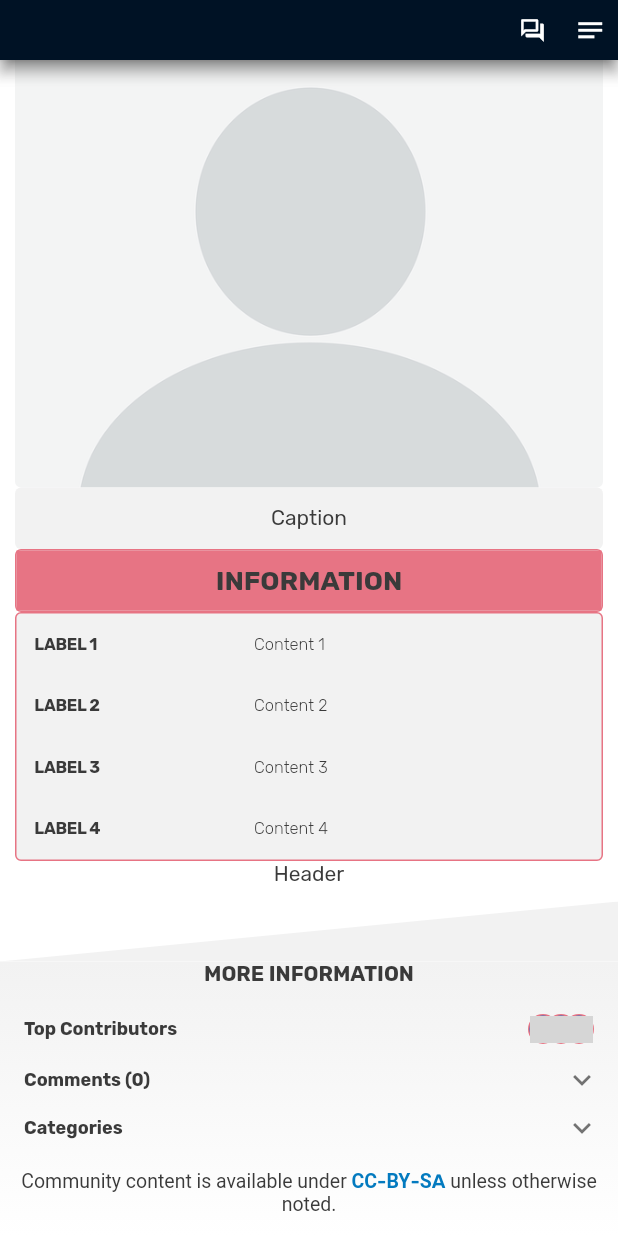
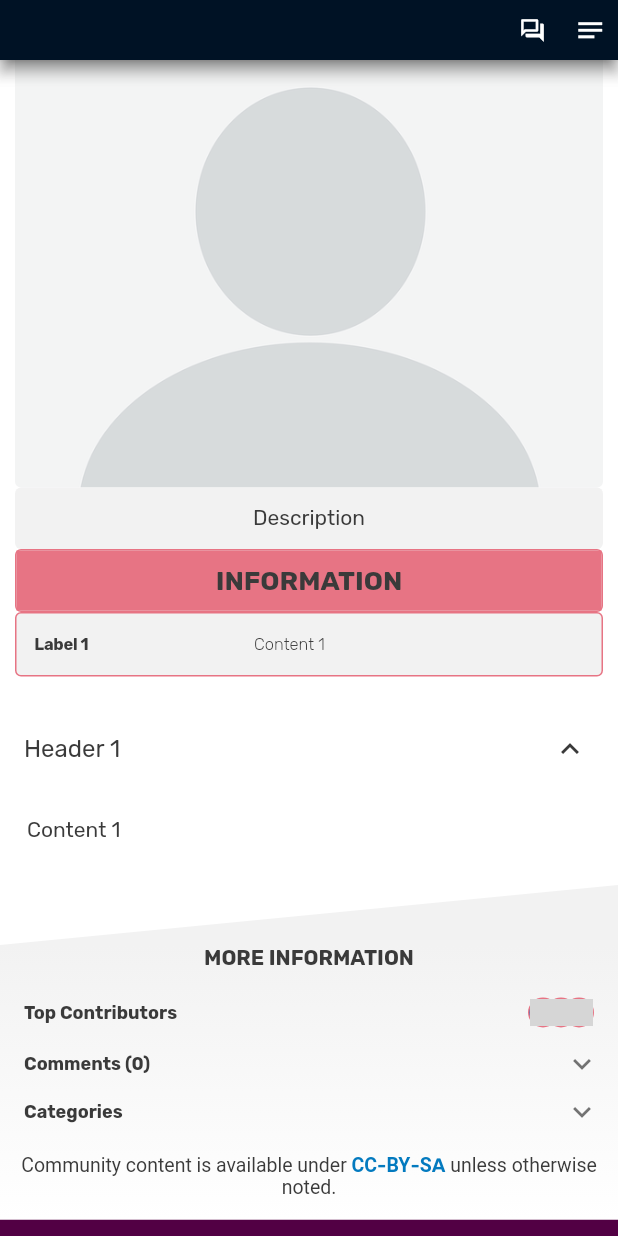
Before and after one commit to wendellavila/fandom_clone_flutter, a Flutter app: the ArticlePage screen opened directly with empty values, scrolled down 159 dp, on a phone screen of 412 x 824 dp. Run offline on Flutter 3.47's test engine with Material 3 defaults, Android fonts, the phone set to English and light mode, and no system bars; drawn by our look-alikes of dropdown_button2; our stand-ins replace flutter_riverpod, google_fonts; grey boxes are pictures that could not be loaded.

Commit message:
feat: Sections in ArticleScreen

```diff
--- /dev/null
+++ b/lib/model/page_data.dart
@@ -0,0 +1,29 @@
+import "package:fandom_clone/model/page_info.dart";
+
+class InfoboxData {
+  const InfoboxData({this.image = '', this.fields = const []});
+
+  final String image;
+  final List<TitleContentPair> fields;
+}
+
+class TitleContentPair {
+  const TitleContentPair({this.title = '', this.content = ''});
+
+  final String title;
+  final String content;
+}
+
+class PageData {
+  const PageData({
+    required this.infobox,
+    this.description = '',
+    this.sections = const [],
+    this.categories = const [],
+  });
+
+  final InfoboxData infobox;
+  final String description;
+  final List<TitleContentPair> sections;
+  final List<PageInfo> categories;
+}
--- a/lib/model/page_metadata.dart
+++ b/lib/model/page_info.dart
@@ -1,7 +1,7 @@
 import 'namespace.dart';
 
-class PageMetadata implements Comparable {
-  PageMetadata({required this.pagename, this.namespace = Namespace.main});
+class PageInfo implements Comparable {
+  PageInfo({required this.pagename, this.namespace = Namespace.main});
   final String pagename;
   final Namespace namespace;
 
--- /dev/null
+++ b/lib/model/section_data.dart
@@ -0,0 +1,10 @@
+class SectionData {
+  SectionData({
+    required this.title,
+    required this.content,
+    this.isExpanded = true,
+  });
+  final String title;
+  final String content;
+  bool isExpanded;
+}
--- a/lib/ui/screens/article/article_screen.dart
+++ b/lib/ui/screens/article/article_screen.dart
@@ -1,4 +1,8 @@
+import 'package:fandom_clone/model/page_data.dart';
+import 'package:fandom_clone/model/section_data.dart';
+import 'package:fandom_clone/ui/screens/article/sections.dart';
 import 'package:fandom_clone/ui/widgets/page_footer.dart';
+import 'package:fandom_clone/ui/widgets/wiki_footer.dart';
 import 'package:flutter/material.dart';
 
 import 'package:fandom_clone/ui/widgets/topbar.dart';
@@ -7,34 +11,41 @@ import 'infobox.dart';
 import 'page_header.dart';
 
 class ArticlePage extends StatefulWidget {
-  final String title;
+  final String pagename;
   final String wikiName;
+  late final List<SectionData> sections;
 
-  const ArticlePage({required this.title, required this.wikiName, super.key});
+  final PageData pageData = const PageData(
+    infobox: InfoboxData(
+      image: "assets/img/user.png",
+      fields: [
+        TitleContentPair(title: "Label 1", content: "Content 1"),
+      ],
+    ),
+    description: "Description",
+    sections: [
+      TitleContentPair(title: "Header 1", content: "Content 1"),
+    ],
+  );
+
+  ArticlePage({required this.pagename, required this.wikiName, super.key}) {
+    sections = pageData.sections
+        .map((section) => SectionData(
+              title: section.title,
+              content: section.content,
+            ))
+        .toList();
+  }
   @override
   State<ArticlePage> createState() => _ArticlePage();
 }
 
 class _ArticlePage extends State<ArticlePage> {
-  final Map<String, dynamic> pageData = {
-    "infobox": {
-      "image": "assets/img/user.png",
-      "caption": "Caption",
-      "fields": {
-        "Label 1": "Content 1",
-        "Label 2": "Content 2",
-        "Label 3": "Content 3",
-        "Label 4": "Content 4",
-      },
-    },
-    "description": "description",
-    "sections": {
-      "Header 1": "Content 1",
-      "Header 2": "Content 2",
-      "Header 3": "Content 3",
-      "Header 4": "Content 4",
-    },
-  };
+  void _setSectionExpanded({required int index, required bool isExpanded}) {
+    setState(() {
+      widget.sections[index].isExpanded = isExpanded;
+    });
+  }
 
   @override
   Widget build(BuildContext context) {
@@ -43,12 +54,20 @@ class _ArticlePage extends State<ArticlePage> {
         physics: const ClampingScrollPhysics(),
         slivers: [
           const TopNavigationBar(),
-          PageHeader(widget: widget, context: context),
-          Infobox(pageData: pageData, context: context),
+          PageHeader(pagename: widget.pagename),
+          Infobox(pageData: widget.pageData),
+          SliverPadding(
+            padding: const EdgeInsets.symmetric(vertical: 10),
+            sliver: SectionList(
+              sections: widget.sections,
+              setSectionExpandedCallback: _setSectionExpanded,
+            ),
+          ),
           PageFooter(
-            title: widget.title,
+            title: widget.pagename,
             wikiName: widget.wikiName,
           ),
+          WikiFooter(wikiName: widget.wikiName)
         ],
       ),
     );
--- a/lib/ui/widgets/page_footer.dart
+++ b/lib/ui/widgets/page_footer.dart
@@ -1,5 +1,5 @@
 import 'package:flutter/material.dart';
-import 'package:fandom_clone/model/page_metadata.dart';
+import 'package:fandom_clone/model/page_info.dart';
 
 import 'package:fandom_clone/ui/screens/article/article_screen.dart';
 import 'package:fandom_clone/ui/screens/category/category_screen.dart';
@@ -23,7 +23,7 @@ class TriangleClipper extends CustomClipper<Path> {
 class PageFooter extends StatelessWidget {
   const PageFooter({this.categories = const [], required this.title, required this.wikiName, super.key});
 
-  final List<PageMetadata> categories;
+  final List<PageInfo> categories;
   final String title;
   final String wikiName;
 
@@ -176,7 +176,7 @@ class PageFooter extends StatelessWidget {
                                             wikiName: wikiName,
                                           )
                                         : ArticlePage(
-                                            title: page.pagename,
+                                            pagename: page.pagename,
                                             wikiName: wikiName,
                                           ),
                                   ),
--- a/lib/ui/widgets/topbar.dart
+++ b/lib/ui/widgets/topbar.dart
@@ -108,7 +108,7 @@ class BottomBar extends StatelessWidget {
           context,
           MaterialPageRoute(
             builder: (context) => ArticlePage(
-              title: 'Main Page',
+              pagename: 'Main Page',
               wikiName: title,
             ),
           ),
```
Also changed, not shown: lib/ui/screens/article/infobox.dart (+7 -9 lines), lib/ui/screens/article/page_header.dart (+8 -7 lines), lib/ui/screens/article/sections.dart (added, +59 -0 lines), lib/ui/screens/category/category_list.dart (+12 -12 lines), lib/ui/screens/category/category_screen.dart (+16 -16 lines), lib/ui/screens/category/trending_pages.dart (+4 -4 lines).
